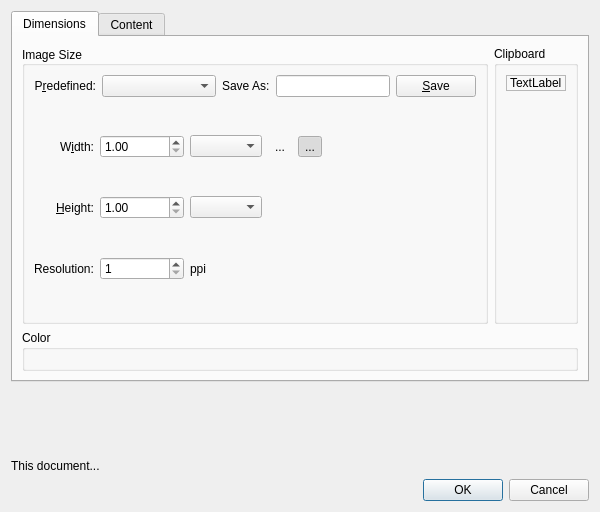
KDE/krita, file libs/ui/forms/wdgnewimage.ui: the form before one commit.
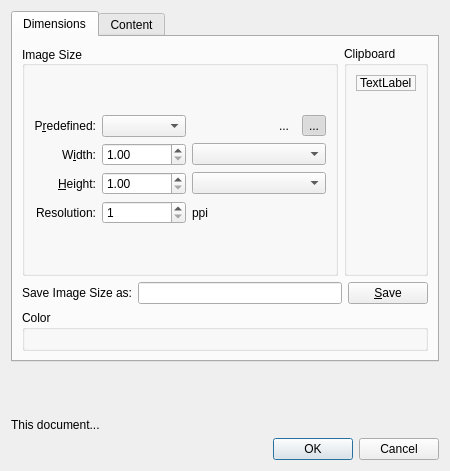
The form after the commit. Custom widgets are drawn as their Qt base class.

Commit message: condense new image a bit to help with Android build

What changed in the file:
```diff
--- a/libs/ui/forms/wdgnewimage.ui
+++ b/libs/ui/forms/wdgnewimage.ui
@@ -6,8 +6,8 @@
    <rect>
     <x>0</x>
     <y>0</y>
-    <width>600</width>
-    <height>512</height>
+    <width>450</width>
+    <height>471</height>
    </rect>
   </property>
   <property name="sizePolicy">
@@ -18,7 +18,7 @@
   </property>
   <property name="minimumSize">
    <size>
-    <width>600</width>
+    <width>450</width>
     <height>0</height>
    </size>
   </property>
@@ -35,7 +35,7 @@
    <item>
     <widget class="QTabWidget" name="tabWidget">
      <property name="sizePolicy">
-      <sizepolicy hsizetype="Expanding" vsizetype="Minimum">
+      <sizepolicy hsizetype="Minimum" vsizetype="Minimum">
        <horstretch>0</horstretch>
        <verstretch>0</verstretch>
       </sizepolicy>
@@ -54,24 +54,6 @@
        <string>Dimensions</string>
       </attribute>
       <layout class="QGridLayout" name="gridLayout_3">
-       <item row="1" column="0">
-        <widget class="QGroupBox" name="grpMode">
-         <property name="sizePolicy">
-          <sizepolicy hsizetype="Preferred" vsizetype="Minimum">
-           <horstretch>0</horstretch>
-           <verstretch>0</verstretch>
-          </sizepolicy>
-         </property>
-         <property name="title">
-          <string>Color</string>
-         </property>
-         <layout class="QVBoxLayout">
-          <item>
-           <widget class="KisColorSpaceSelector" name="colorSpaceSelector" native="true"/>
-          </item>
-         </layout>
-        </widget>
-       </item>
        <item row="0" column="0">
         <layout class="QHBoxLayout" name="horizontalLayout_3">
          <item>
@@ -102,84 +84,46 @@
            </property>
            <layout class="QGridLayout" name="gridLayout">
             <item row="1" column="0">
-             <layout class="QHBoxLayout" name="horizontalLayout">
-              <item>
-               <widget class="QLabel" name="label_2">
-                <property name="text">
-                 <string>P&amp;redefined:</string>
-                </property>
-                <property name="alignment">
-                 <set>Qt::AlignRight|Qt::AlignTrailing|Qt::AlignVCenter</set>
-                </property>
-                <property name="buddy">
-                 <cstring>cmbPredefined</cstring>
-                </property>
-               </widget>
-              </item>
-              <item>
-               <widget class="QComboBox" name="cmbPredefined">
-                <property name="sizePolicy">
-                 <sizepolicy hsizetype="Expanding" vsizetype="Fixed">
-                  <horstretch>0</horstretch>
-                  <verstretch>0</verstretch>
-                 </sizepolicy>
-                </property>
-               </widget>
-              </item>
-              <item>
-               <widget class="QLabel" name="label_3">
-                <property name="text">
-                 <string>Save As:</string>
-                </property>
-               </widget>
-              </item>
-              <item>
-               <widget class="QLineEdit" name="txtPredefinedName">
-                <property name="sizePolicy">
-                 <sizepolicy hsizetype="MinimumExpanding" vsizetype="Fixed">
-                  <horstretch>0</horstretch>
-                  <verstretch>0</verstretch>
-                 </sizepolicy>
-                </property>
-               </widget>
-              </item>
-              <item>
-               <widget class="QPushButton" name="bnSaveAsPredefined">
-                <property name="toolTip">
-                 <string>Save the current dimensions</string>
-                </property>
-                <property name="text">
-                 <string>&amp;Save</string>
-                </property>
-               </widget>
-              </item>
-             </layout>
-            </item>
-            <item row="2" column="0">
              <layout class="QHBoxLayout">
               <item>
                <layout class="QGridLayout" name="gridLayout_4">
-                <item row="0" column="3">
-                 <widget class="QToolButton" name="bnLandscape">
-                  <property name="toolTip">
-                   <string>Landscape</string>
-                  </property>
-                  <property name="text">
-                   <string>...</string>
-                  </property>
-                  <property name="checkable">
-                   <bool>true</bool>
-                  </property>
-                  <property name="autoExclusive">
-                   <bool>true</bool>
-                  </property>
-                  <property name="autoRaise">
-                   <bool>true</bool>
-                  </property>
-                 </widget>
+                <item row="2" column="2">
+                 <widget class="QComboBox" name="cmbHeightUnit"/>
                 </item>
                 <item row="0" column="1">
+                 <widget class="QComboBox" name="cmbPredefined">
+                  <property name="sizePolicy">
+                   <sizepolicy hsizetype="Preferred" vsizetype="Fixed">
+                    <horstretch>0</horstretch>
+                    <verstretch>0</verstretch>
+                   </sizepolicy>
+                  </property>
+                 </widget>
+                </item>
+                <item row="2" column="1">
+                 <widget class="KisDoubleParseSpinBox" name="doubleHeight">
+                  <property name="sizePolicy">
+                   <sizepolicy hsizetype="Preferred" vsizetype="Fixed">
+                    <horstretch>0</horstretch>
+                    <verstretch>0</verstretch>
+                   </sizepolicy>
+                  </property>
+                  <property name="minimum">
+                   <double>1.000000000000000</double>
+                  </property>
+                  <property name="maximum">
+                   <double>100000000.000000000000000</double>
+                  </property>
+                 </widget>
+                </item>
+                <item row="1" column="1">
                  <widget class="KisDoubleParseSpinBox" name="doubleWidth">
+                  <property name="sizePolicy">
+                   <sizepolicy hsizetype="Preferred" vsizetype="Fixed">
+                    <horstretch>0</horstretch>
+                    <verstretch>0</verstretch>
+                   </sizepolicy>
+                  </property>
                   <property name="decimals">
                    <number>2</number>
                   </property>
@@ -191,7 +135,7 @@
                   </property>
                  </widget>
                 </item>
-                <item row="1" column="0">
+                <item row="2" column="0">
                  <widget class="QLabel" name="lblHeight">
                   <property name="text">
                    <string>&amp;Height:</string>
@@ -204,8 +148,14 @@
                   </property>
                  </widget>
                 </item>
-                <item row="2" column="1">
+                <item row="3" column="1">
                  <widget class="KisDoubleParseSpinBox" name="doubleResolution">
+                  <property name="sizePolicy">
+                   <sizepolicy hsizetype="Preferred" vsizetype="Fixed">
+                    <horstretch>0</horstretch>
+                    <verstretch>0</verstretch>
+                   </sizepolicy>
+                  </property>
                   <property name="decimals">
                    <number>0</number>
                   </property>
@@ -217,40 +167,33 @@
                   </property>
                  </widget>
                 </item>
-                <item row="2" column="0">
+                <item row="3" column="0">
                  <widget class="QLabel" name="lblResolution">
                   <property name="text">
                    <string>Resolution:</string>
                   </property>
-                 </widget>
-                </item>
-                <item row="1" column="1">
-                 <widget class="KisDoubleParseSpinBox" name="doubleHeight">
-                  <property name="minimum">
-                   <double>1.000000000000000</double>
-                  </property>
-                  <property name="maximum">
-                   <double>100000000.000000000000000</double>
-                  </property>
-                 </widget>
-                </item>
-                <item row="0" column="2">
-                 <widget class="QComboBox" name="cmbWidthUnit"/>
-                </item>
-                <item row="1" column="2">
-                 <widget class="QComboBox" name="cmbHeightUnit"/>
-                </item>
-                <item row="2" column="2">
-                 <widget class="QLabel" name="label">
-                  <property name="toolTip">
-                   <string>pixels-per-inch</string>
-                  </property>
-                  <property name="text">
-                   <string>ppi</string>
+                  <property name="alignment">
+                   <set>Qt::AlignRight|Qt::AlignTrailing|Qt::AlignVCenter</set>
                   </property>
                  </widget>
                 </item>
                 <item row="0" column="0">
+                 <widget class="QLabel" name="label_2">
+                  <property name="text">
+                   <string>P&amp;redefined:</string>
+                  </property>
+                  <property name="alignment">
+                   <set>Qt::AlignRight|Qt::AlignTrailing|Qt::AlignVCenter</set>
+                  </property>
+                  <property name="buddy">
+                   <cstring>cmbPredefined</cstring>
+                  </property>
+                 </widget>
+                </item>
+                <item row="1" column="2">
+                 <widget class="QComboBox" name="cmbWidthUnit"/>
+                </item>
+                <item row="1" column="0">
                  <widget class="QLabel" name="lblWidth">
                   <property name="text">
                    <string>W&amp;idth:</string>
@@ -263,49 +206,76 @@
                   </property>
                  </widget>
                 </item>
-                <item row="0" column="4">
-                 <widget class="QToolButton" name="bnPortrait">
+                <item row="3" column="2">
+                 <widget class="QLabel" name="label">
                   <property name="toolTip">
-                   <string>Portrait</string>
+                   <string>pixels-per-inch</string>
                   </property>
                   <property name="text">
-                   <string>...</string>
-                  </property>
-                  <property name="checkable">
-                   <bool>true</bool>
-                  </property>
-                  <property name="checked">
-                   <bool>true</bool>
-                  </property>
-                  <property name="autoExclusive">
-                   <bool>true</bool>
-                  </property>
-                  <property name="autoRaise">
-                   <bool>true</bool>
+                   <string>ppi</string>
                   </property>
                  </widget>
                 </item>
+                <item row="0" column="2">
+                 <layout class="QHBoxLayout" name="horizontalLayout">
+                  <item>
+                   <spacer name="horizontalSpacer">
+                    <property name="orientation">
+                     <enum>Qt::Horizontal</enum>
+                    </property>
+                    <property name="sizeHint" stdset="0">
+                     <size>
+                      <width>5</width>
+                      <height>5</height>
+                     </size>
+                    </property>
+                   </spacer>
+                  </item>
+                  <item>
+                   <widget class="QToolButton" name="bnLandscape">
+                    <property name="toolTip">
+                     <string>Landscape</string>
+                    </property>
+                    <property name="text">
+                     <string>...</string>
+                    </property>
+                    <property name="checkable">
+                     <bool>true</bool>
+                    </property>
+                    <property name="autoExclusive">
+                     <bool>true</bool>
+                    </property>
+                    <property name="autoRaise">
+                     <bool>true</bool>
+                    </property>
+                   </widget>
+                  </item>
+                  <item>
+                   <widget class="QToolButton" name="bnPortrait">
+                    <property name="toolTip">
+                     <string>Portrait</string>
+                    </property>
+                    <property name="text">
+                     <string>...</string>
+                    </property>
+                    <property name="checkable">
+                     <bool>true</bool>
+                    </property>
+                    <property name="checked">
+                     <bool>true</bool>
+                    </property>
+                    <property name="autoExclusive">
+                     <bool>true</bool>
+                    </property>
+                    <property name="autoRaise">
+                     <bool>true</bool>
+                    </property>
+                   </widget>
+                  </item>
+                 </layout>
+                </item>
                </layout>
               </item>
-              <item>
-               <layout class="QVBoxLayout" name="orientationLayout"/>
-              </item>
-              <item>
-               <spacer>
-                <property name="orientation">
-                 <enum>Qt::Horizontal</enum>
-                </property>
-                <property name="sizeType">
-                 <enum>QSizePolicy::Expanding</enum>
-                </property>
-                <property name="sizeHint" stdset="0">
-                 <size>
-                  <width>191</width>
-                  <height>61</height>
-                 </size>
-                </property>
-               </spacer>
-              </item>
              </layout>
             </item>
            </layout>
@@ -357,6 +327,83 @@
          </item>
         </layout>
        </item>
+       <item row="2" column="0">
+        <widget class="QGroupBox" name="grpMode">
+         <property name="sizePolicy">
+          <sizepolicy hsizetype="MinimumExpanding" vsizetype="Minimum">
+           <horstretch>0</horstretch>
+           <verstretch>0</verstretch>
+          </sizepolicy>
+         </property>
+         <property name="minimumSize">
+          <size>
+           <width>0</width>
+           <height>0</height>
+          </size>
+         </property>
+         <property name="title">
+          <string>Color</string>
+         </property>
+         <layout class="QVBoxLayout">
+          <item>
+           <widget class="KisColorSpaceSelector" name="colorSpaceSelector" native="true">
+            <property name="sizePolicy">
+             <sizepolicy hsizetype="Preferred" vsizetype="Preferred">
+              <horstretch>0</horstretch>
+              <verstretch>0</verstretch>
+             </sizepolicy>
+            </property>
+            <property name="minimumSize">
+             <size>
+              <width>0</width>
+              <height>0</height>
+             </size>
+            </property>
+           </widget>
+          </item>
+         </layout>
+        </widget>
+       </item>
+       <item row="1" column="0">
+        <layout class="QHBoxLayout" name="horizontalLayout_2">
+         <item>
+          <widget class="QLabel" name="label_3">
+           <property name="text">
+            <string>Save Image Size as:</string>
+           </property>
+           <property name="alignment">
+            <set>Qt::AlignRight|Qt::AlignTrailing|Qt::AlignVCenter</set>
+           </property>
+          </widget>
+         </item>
+         <item>
+          <widget class="QLineEdit" name="txtPredefinedName">
+           <property name="sizePolicy">
+            <sizepolicy hsizetype="MinimumExpanding" vsizetype="Fixed">
+             <horstretch>0</horstretch>
+             <verstretch>0</verstretch>
+            </sizepolicy>
+           </property>
+          </widget>
+         </item>
+         <item>
+          <widget class="QPushButton" name="bnSaveAsPredefined">
+           <property name="sizePolicy">
+            <sizepolicy hsizetype="Preferred" vsizetype="Fixed">
+             <horstretch>0</horstretch>
+             <verstretch>0</verstretch>
+            </sizepolicy>
+           </property>
+           <property name="toolTip">
+            <string>Save the current dimensions</string>
+           </property>
+           <property name="text">
+            <string>&amp;Save</string>
+           </property>
+          </widget>
+         </item>
+        </layout>
+       </item>
       </layout>
      </widget>
      <widget class="QWidget" name="tab_2">
@@ -395,6 +442,12 @@
        </item>
        <item row="1" column="2">
         <widget class="KisIntParseSpinBox" name="intNumLayers">
+         <property name="sizePolicy">
+          <sizepolicy hsizetype="Preferred" vsizetype="Fixed">
+           <horstretch>0</horstretch>
+           <verstretch>0</verstretch>
+          </sizepolicy>
+         </property>
          <property name="minimumSize">
           <size>
            <width>0</width>
@@ -454,7 +507,7 @@
        <item row="5" column="2">
         <widget class="QTextEdit" name="txtDescription">
          <property name="sizePolicy">
-          <sizepolicy hsizetype="Expanding" vsizetype="Expanding">
+          <sizepolicy hsizetype="Preferred" vsizetype="Expanding">
            <horstretch>0</horstretch>
            <verstretch>0</verstretch>
           </sizepolicy>
@@ -471,6 +524,12 @@
         <layout class="QVBoxLayout" name="verticalLayout_3">
          <item>
           <widget class="QRadioButton" name="radioBackgroundAsRaster">
+           <property name="sizePolicy">
+            <sizepolicy hsizetype="Preferred" vsizetype="Fixed">
+             <horstretch>0</horstretch>
+             <verstretch>0</verstretch>
+            </sizepolicy>
+           </property>
            <property name="toolTip">
             <string>Use background color and opacity to create a background raster layer.</string>
            </property>
@@ -481,6 +540,12 @@
          </item>
          <item>
           <widget class="QRadioButton" name="radioBackgroundAsProjection">
+           <property name="sizePolicy">
+            <sizepolicy hsizetype="Preferred" vsizetype="Fixed">
+             <horstretch>0</horstretch>
+             <verstretch>0</verstretch>
+            </sizepolicy>
+           </property>
            <property name="toolTip">
             <string>Use background color and opacity as the base canvas color. This can be reconfigured in `Image &gt; Properties.`</string>
            </property>
@@ -491,6 +556,12 @@
          </item>
          <item>
           <widget class="QRadioButton" name="radioBackgroundAsFill">
+           <property name="sizePolicy">
+            <sizepolicy hsizetype="Preferred" vsizetype="Fixed">
+             <horstretch>0</horstretch>
+             <verstretch>0</verstretch>
+            </sizepolicy>
+           </property>
            <property name="toolTip">
             <string>Use background color and opacity to create a background fill layer. The color for this layer can be reconfigured in the layer's properties.</string>
            </property>
@@ -555,7 +626,7 @@
          <property name="sizeHint" stdset="0">
           <size>
            <width>20</width>
-           <height>40</height>
+           <height>20</height>
           </size>
          </property>
         </spacer>
@@ -575,6 +646,12 @@
        </item>
        <item row="0" column="2">
         <widget class="QLineEdit" name="txtName">
+         <property name="sizePolicy">
+          <sizepolicy hsizetype="Preferred" vsizetype="Fixed">
+           <horstretch>0</horstretch>
+           <verstretch>0</verstretch>
+          </sizepolicy>
+         </property>
          <property name="toolTip">
           <string/>
          </property>
@@ -634,11 +711,6 @@
   </layout>
  </widget>
  <customwidgets>
-  <customwidget>
-   <class>KisIntParseSpinBox</class>
-   <extends>QSpinBox</extends>
-   <header>kis_int_parse_spin_box.h</header>
-  </customwidget>
   <customwidget>
    <class>KisDoubleSliderSpinBox</class>
    <extends>QWidget</extends>
@@ -656,6 +728,11 @@
    <header>widgets/kis_color_space_selector.h</header>
    <container>1</container>
   </customwidget>
+  <customwidget>
+   <class>KisIntParseSpinBox</class>
+   <extends>QSpinBox</extends>
+   <header>kis_int_parse_spin_box.h</header>
+  </customwidget>
   <customwidget>
    <class>KisDoubleParseSpinBox</class>
    <extends>QDoubleSpinBox</extends>
```
Left out of the diff: 5 changed lines with no effect on the pictures. The commit also changes 4 other files.
